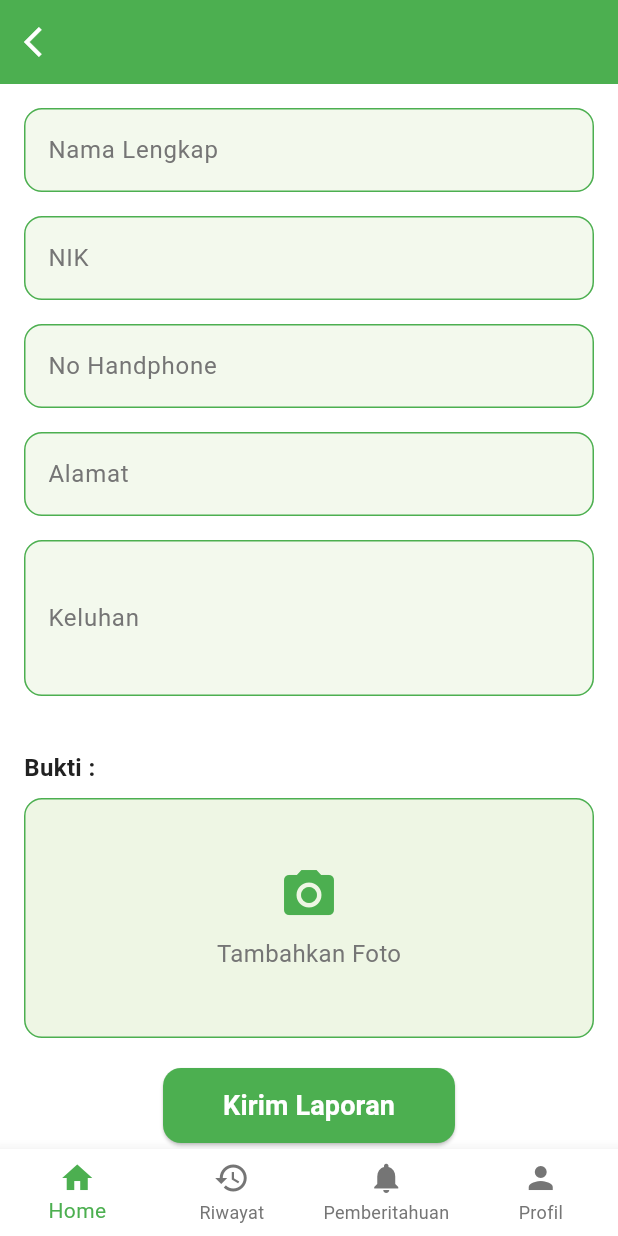
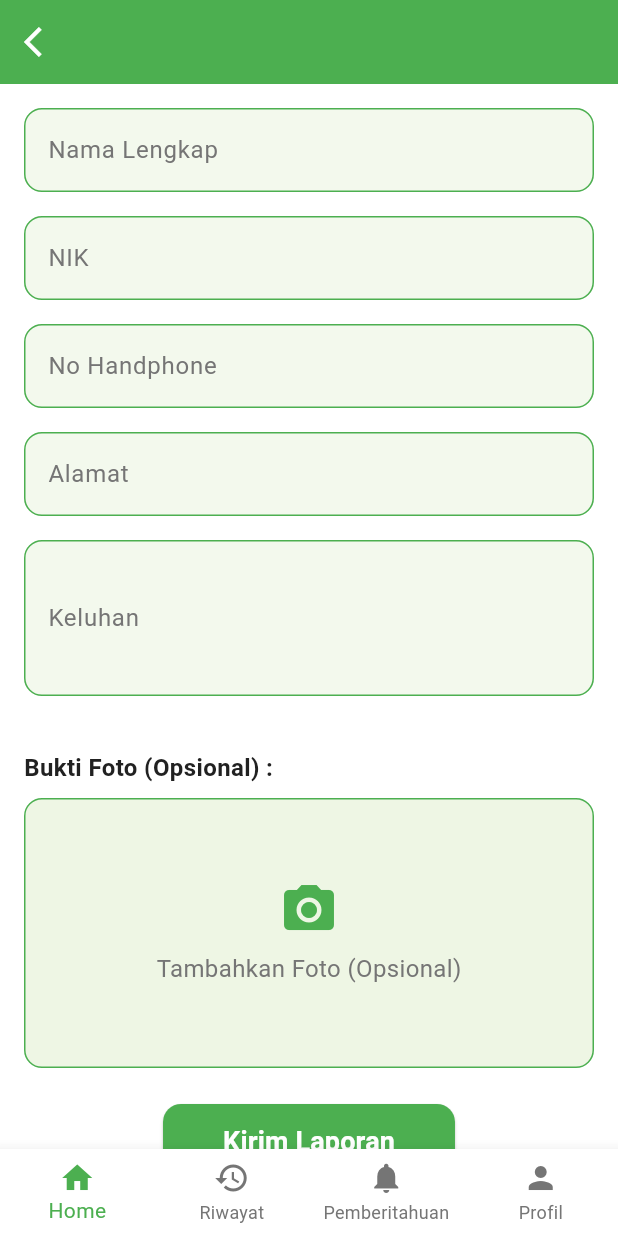
Before and after one commit to fathanPrayoga/sistem-manajemen-keluarga-berencana-, a Flutter app: the PengaduanPage screen opened directly with empty values, on a phone screen of 412 x 824 dp. Run offline on Flutter 3.47's test engine with Material 3 defaults, Android fonts, the phone set to English and light mode, and no system bars; our stand-ins replace firebase_core, image_picker; accounts and stored records are empty.

```diff
--- a/lib/pages/dashboard.dart
+++ b/lib/views/dashboard.dart
@@ -1,5 +1,5 @@
-import 'package:app_pengaduan/pages/kategori_pengaduan.dart';
-import 'package:app_pengaduan/pages/konsultasi.dart';
+import 'package:app_pengaduan/views/kategori_pengaduan.dart';
+import 'package:app_pengaduan/views/konsultasi.dart';
 import 'package:flutter/material.dart';
 
 class DashboardPage extends StatelessWidget {
--- a/lib/pages/konsultasi.dart
+++ b/lib/views/konsultasi.dart
@@ -2,7 +2,7 @@ import 'package:flutter/material.dart';
 import '../style/colors.dart';
 import '../style/text_style.dart';
 import '../widget/bottom_navbar.dart';
-import 'package:app_pengaduan/pages/chat_konsultasi_page.dart';
+import 'package:app_pengaduan/views/chat_konsultasi_page.dart';
 
 class KonsultasiPage extends StatelessWidget {
   const KonsultasiPage({super.key});
--- a/lib/pages/pengaduan.dart
+++ b/lib/views/pengaduan.dart
@@ -1,6 +1,6 @@
+import 'dart:io';
 import 'package:flutter/material.dart';
 import 'package:image_picker/image_picker.dart';
-import 'dart:io';
 import '../style/colors.dart';
 import '../style/text_style.dart';
 import '../widget/bottom_navbar.dart';
@@ -15,16 +15,58 @@ class PengaduanPage extends StatefulWidget {
 
 class _PengaduanPageState extends State<PengaduanPage> {
   final _formKey = GlobalKey<FormState>();
+
   File? _image;
   final ImagePicker _picker = ImagePicker();
 
-  Future<void> _pickImage() async {
-    final picked = await _picker.pickImage(source: ImageSource.gallery);
+  Future<void> _pickImage(ImageSource source) async {
+    final picked = await _picker.pickImage(source: source, imageQuality: 70);
+
     if (picked != null) {
       setState(() {
         _image = File(picked.path);
       });
     }
+  }
+
+  void _showImageSource() {
+    showModalBottomSheet(
+      context: context,
+      shape: const RoundedRectangleBorder(
+        borderRadius: BorderRadius.vertical(top: Radius.circular(20)),
+      ),
+      builder: (context) {
+        return SafeArea(
+          child: Column(
+            mainAxisSize: MainAxisSize.min,
+            children: [
+              ListTile(
+                leading: const Icon(Icons.camera_alt),
+                title: const Text('Ambil dari Kamera'),
+                onTap: () {
+                  Navigator.pop(context);
+                  _pickImage(ImageSource.camera);
+                },
+              ),
+              ListTile(
+                leading: const Icon(Icons.photo),
+                title: const Text('Pilih dari Galeri'),
+                onTap: () {
+                  Navigator.pop(context);
+                  _pickImage(ImageSource.gallery);
+                },
+              ),
+            ],
+          ),
+        );
+      },
+    );
+  }
+
+  void _removeImage() {
+    setState(() {
+      _image = null;
+    });
   }
 
   @override
@@ -41,7 +83,6 @@ class _PengaduanPageState extends State<PengaduanPage> {
           style: AppTextStyles.headline1,
         ),
         backgroundColor: AppColors.primary,
-        foregroundColor: AppColors.background,
         centerTitle: true,
       ),
       bottomNavigationBar: const CustomBottomNavBar(currentIndex: 0),
@@ -54,7 +95,7 @@ class _PengaduanPageState extends State<PengaduanPage> {
             children: [
               _buildTextField('Nama Lengkap', 'Harus dengan nama lengkap'),
               _buildTextField('NIK', 'Harus sesuai dengan KTP'),
-              _buildTextField('No Handphone', 'Nomor harus akti!'),
+              _buildTextField('No Handphone', 'Nomor harus aktif'),
               _buildTextField('Alamat', 'Alamat tempat tinggal sekarang'),
               _buildTextField(
                 'Keluhan',
@@ -63,17 +104,17 @@ class _PengaduanPageState extends State<PengaduanPage> {
               ),
               const SizedBox(height: 20),
               Text(
-                'Bukti :',
+                'Bukti Foto (Opsional) :',
                 style: AppTextStyles.bodyText.copyWith(
                   fontWeight: FontWeight.bold,
                 ),
               ),
               const SizedBox(height: 8),
               GestureDetector(
-                onTap: _pickImage,
+                onTap: _showImageSource,
                 child: Container(
                   width: double.infinity,
-                  height: 160,
+                  height: 180,
                   decoration: BoxDecoration(
                     borderRadius: BorderRadius.circular(12),
                     border: Border.all(color: AppColors.primary),
@@ -90,22 +131,47 @@ class _PengaduanPageState extends State<PengaduanPage> {
                             ),
                             const SizedBox(height: 8),
                             Text(
-                              'Tambahkan Foto',
+                              'Tambahkan Foto (Opsional)',
                               style: AppTextStyles.caption,
                             ),
                           ],
                         )
-                      : ClipRRect(
-                          borderRadius: BorderRadius.circular(12),
-                          child: Image.file(
-                            _image!,
-                            fit: BoxFit.cover,
-                            width: double.infinity,
-                          ),
+                      : Stack(
+                          children: [
+                            Center(
+                              child: Image.file(
+                                _image!,
+                                fit: BoxFit.contain, // TIDAK ZOOM
+                                width: double.infinity,
+                                height: double.infinity,
+                              ),
+                            ),
+                            Positioned(
+                              top: 8,
+                              right: 8,
+                              child: GestureDetector(
+                                onTap: _removeImage,
+                                child: Container(
+                                  padding: const EdgeInsets.all(6),
+                                  decoration: BoxDecoration(
+                                    color: Colors.black.withOpacity(0.6),
+                                    shape: BoxShape.circle,
+                                  ),
+                                  child: const Icon(
+                                    Icons.close,
+                                    color: Colors.white,
+                                    size: 18,
+                                  ),
+                                ),
+                              ),
+                            ),
+                          ],
                         ),
                 ),
               ),
-              const SizedBox(height: 20),
+
+              const SizedBox(height: 24),
+
               Center(
                 child: ElevatedButton(
                   style: ElevatedButton.styleFrom(
@@ -158,7 +224,8 @@ class _PengaduanPageState extends State<PengaduanPage> {
             borderSide: const BorderSide(color: AppColors.primary),
           ),
         ),
-        validator: (value) => value!.isEmpty ? 'Bagian ini wajib diisi' : null,
+        validator: (value) =>
+            value == null || value.isEmpty ? 'Bagian ini wajib diisi' : null,
       ),
     );
   }
--- a/pubspec.yaml
+++ b/pubspec.yaml
@@ -35,6 +35,9 @@ dependencies:
   # The following adds the Cupertino Icons font to your application.
   # Use with the CupertinoIcons class for iOS style icons.
   cupertino_icons: ^1.0.8
+  firebase_core: ^4.3.0
+  cloud_firestore: ^6.1.1
+  firebase_auth: ^6.1.3
 
 dev_dependencies:
   flutter_test:
```
Also changed, not shown: lib/main.dart (+4 -4 lines), firebase.json (added), lib/firebase_options.dart (added), lib/views/auth/login_page.dart (renamed from lib/pages/auth/login_page.dart), lib/views/auth/register.dart (renamed from lib/pages/auth/register.dart), lib/views/auth/verification.dart (renamed from lib/pages/auth/verification.dart), lib/views/chat_konsultasi_page.dart (renamed from lib/pages/chat_konsultasi_page.dart), lib/views/kategori_pengaduan.dart (renamed from lib/pages/kategori_pengaduan.dart), lib/views/keluarga_berencana.dart (renamed from lib/pages/keluarga_berencana.dart), pubspec.lock, 6 other files.
